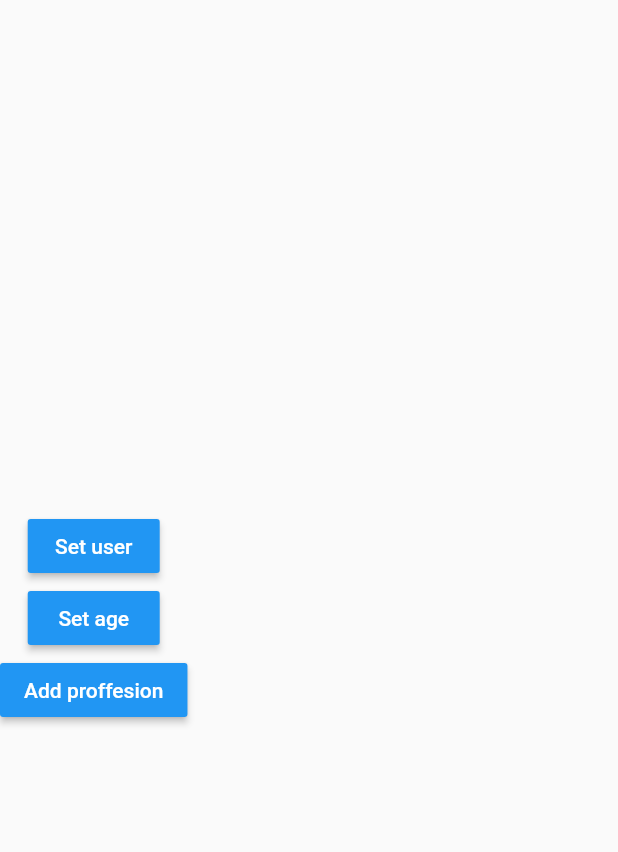
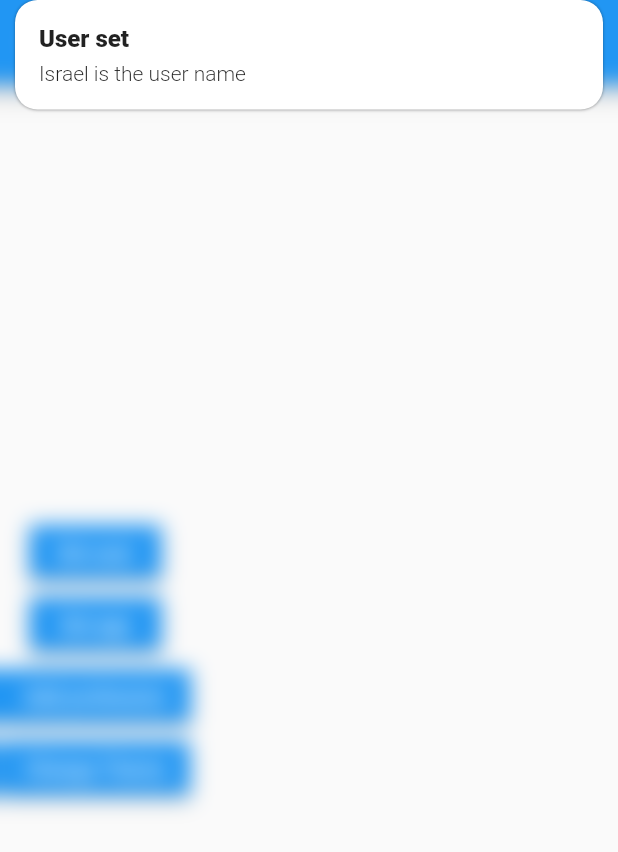
Before and after one commit to jimibilibob/flutter-state-managment, a Flutter app: the Page2Screen screen opened by its route, after a tap on "Set user", on a phone screen of 412 x 824 dp. Shown: the top 852 px of the screen. Run offline on Flutter 3.47's test engine with Material 2 defaults, Android fonts, the phone set to English and light mode, and no system bars; our stand-ins replace get.

```diff
--- a/lib/models/user.dart
+++ b/lib/models/user.dart
@@ -1,7 +1,7 @@
 class User {
-  String name;
-  int age;
-  List<String> proffesions;
+  String? name;
+  int? age;
+  List<String> professions;
 
-  User({required this.name, required this.age, required this.proffesions});
+  User({this.name, this.age, this.professions = const []});
 }
--- a/lib/screens/page1_screen.dart
+++ b/lib/screens/page1_screen.dart
@@ -1,18 +1,31 @@
 import 'package:flutter/material.dart';
+import 'package:get/get.dart';
+import 'package:states/models/user.dart';
+import 'package:states/screens/user_controller.dart';
+// import 'package:states/screens/page2_screen.dart';
 
 class Page1Screen extends StatelessWidget {
   const Page1Screen({Key? key}) : super(key: key);
 
   @override
   Widget build(BuildContext context) {
+    final userCtrl = Get.put(UserController());
+
     return Scaffold(
       appBar: AppBar(
         title: const Text('Page1'),
       ),
-      body: UserInformation(),
+      body: Obx(() => userCtrl.existsUser.value
+          ? UserInformation(user: userCtrl.user.value)
+          : const Center(
+              child: Text('No user Information'),
+            )),
       floatingActionButton: FloatingActionButton(
         child: const Icon(Icons.usb_rounded),
-        onPressed: () => Navigator.pushNamed(context, 'page2'),
+        onPressed: () {
+          // Get.to(const Page2Screen());
+          Get.toNamed('page2', arguments: {'name': 'Israel', 'age': 24});
+        },
       ),
     );
   }
@@ -21,48 +34,47 @@ class Page1Screen extends StatelessWidget {
 class UserInformation extends StatelessWidget {
   const UserInformation({
     Key? key,
+    required this.user,
   }) : super(key: key);
+
+  final User user;
 
   @override
   Widget build(BuildContext context) {
-    return Container(
-      width: double.infinity,
-      height: double.infinity,
+    return SingleChildScrollView(
+      // width: double.infinity,
+      // height: double.infinity,
       padding: const EdgeInsets.all(20.0),
       child: Column(
         crossAxisAlignment: CrossAxisAlignment.start,
-        children: const [
-          Text(
+        children: [
+          const Text(
             'General',
             style: TextStyle(
               fontSize: 18,
               fontWeight: FontWeight.bold,
             ),
           ),
-          Divider(),
+          const Divider(),
           ListTile(
-            title: Text('Name: '),
+            title: Text('Name: ${user.name}'),
           ),
           ListTile(
-            title: Text('age: '),
+            title: Text('age: ${user.age}'),
           ),
-          Text(
-            'Proffesions',
+          const Text(
+            'professions',
             style: TextStyle(
               fontSize: 18,
               fontWeight: FontWeight.bold,
             ),
           ),
-          Divider(),
-          ListTile(
-            title: Text('proffesion'),
-          ),
-          ListTile(
-            title: Text('proffesion'),
-          ),
-          ListTile(
-            title: Text('proffesion'),
-          ),
+          const Divider(),
+          ...user.professions
+              .map((profession) => ListTile(
+                    title: Text(profession),
+                  ))
+              .toList()
         ],
       ),
     );
--- a/lib/screens/page2_screen.dart
+++ b/lib/screens/page2_screen.dart
@@ -1,11 +1,22 @@
 import 'package:flutter/material.dart';
+
+import 'package:get/get.dart';
+
+import 'package:states/models/user.dart';
+import 'package:states/screens/user_controller.dart';
 
 class Page2Screen extends StatelessWidget {
   const Page2Screen({Key? key}) : super(key: key);
 
   @override
   Widget build(BuildContext context) {
+    // print(Get.arguments['name']);
+    final userCtrl = Get.find<UserController>();
+
     return Scaffold(
+        appBar: AppBar(
+          title: const Text('Page2'),
+        ),
         body: Column(
           mainAxisAlignment: MainAxisAlignment.center,
           children: [
@@ -15,7 +26,21 @@ class Page2Screen extends StatelessWidget {
                 style: TextStyle(color: Colors.white),
               ),
               color: Colors.blue,
-          onPressed: () {},
+              onPressed: () {
+                final newUser = User(name: 'Israel', age: 24, professions: [
+                  "System's Egineering",
+                  'FullStack Developer'
+                ]);
+                userCtrl.loadUser(newUser);
+                Get.snackbar(
+                  'User set',
+                  'Israel is the user name',
+                  backgroundColor: Colors.white,
+                  boxShadows: [
+                    const BoxShadow(color: Colors.black38, blurRadius: 1),
+                  ],
+                );
+              },
             ),
             MaterialButton(
               child: const Text(
@@ -23,15 +48,31 @@ class Page2Screen extends StatelessWidget {
                 style: TextStyle(color: Colors.white),
               ),
               color: Colors.blue,
-          onPressed: () {},
+              onPressed: () {
+                userCtrl.changeAge(23);
+              },
             ),
             MaterialButton(
               child: const Text(
-            'Add proffesion',
+                'Add profession',
                 style: TextStyle(color: Colors.white),
               ),
               color: Colors.blue,
-          onPressed: () {},
+              onPressed: () {
+                userCtrl.addProfession(
+                    'Profession #${userCtrl.professionsCount + 1}');
+              },
+            ),
+            MaterialButton(
+              child: const Text(
+                'Change Theme',
+                style: TextStyle(color: Colors.white),
+              ),
+              color: Colors.blue,
+              onPressed: () {
+                Get.changeTheme(
+                    Get.isDarkMode ? ThemeData.light() : ThemeData.dark());
+              },
             )
           ],
         ));
--- /dev/null
+++ b/lib/screens/user_controller.dart
@@ -0,0 +1,26 @@
+import 'package:get/get.dart';
+import 'package:states/models/user.dart';
+
+class UserController extends GetxController {
+  var existsUser = false.obs;
+  var user = User().obs;
+
+  get professionsCount => user.value.professions.length;
+
+  void loadUser(User newUser) {
+    existsUser.value = true;
+    user.value = newUser;
+  }
+
+  void changeAge(int age) {
+    user.update((val) {
+      val!.age = age;
+    });
+  }
+
+  void addProfession(String newProfession) {
+    user.update((val) {
+      val!.professions = [...val.professions, newProfession];
+    });
+  }
+}
```
Also changed, not shown: lib/main.dart (+13 -6 lines), pubspec.yaml (+4 -12 lines), pubspec.lock, 1 other file. Lines whose indentation alone changed are shown as unchanged.
